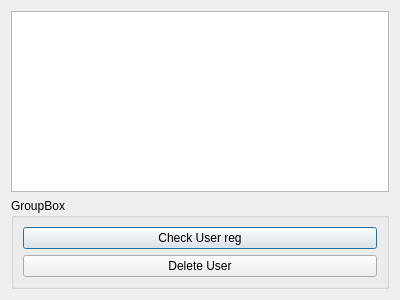
Vaibhav0x/TransVox, file System_log/admin.ui: the form before one commit.
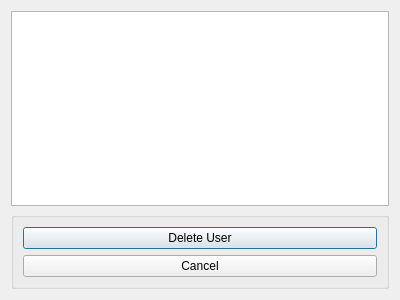
The form after the commit.

The edit to the form file:
```diff
--- a/System_log/admin.ui
+++ b/System_log/admin.ui
@@ -20,20 +20,20 @@
    <item>
     <widget class="QGroupBox" name="groupBox">
      <property name="title">
-      <string>GroupBox</string>
+      <string/>
      </property>
      <layout class="QVBoxLayout" name="verticalLayout_2">
       <item>
-       <widget class="QPushButton" name="check_btn">
+       <widget class="QPushButton" name="del_btn">
         <property name="text">
-         <string>Check User reg</string>
+         <string>Delete User</string>
         </property>
        </widget>
       </item>
       <item>
-       <widget class="QPushButton" name="del_btn">
+       <widget class="QPushButton" name="cancel_btn">
         <property name="text">
-         <string>Delete User</string>
+         <string>Cancel</string>
         </property>
        </widget>
       </item>
```
